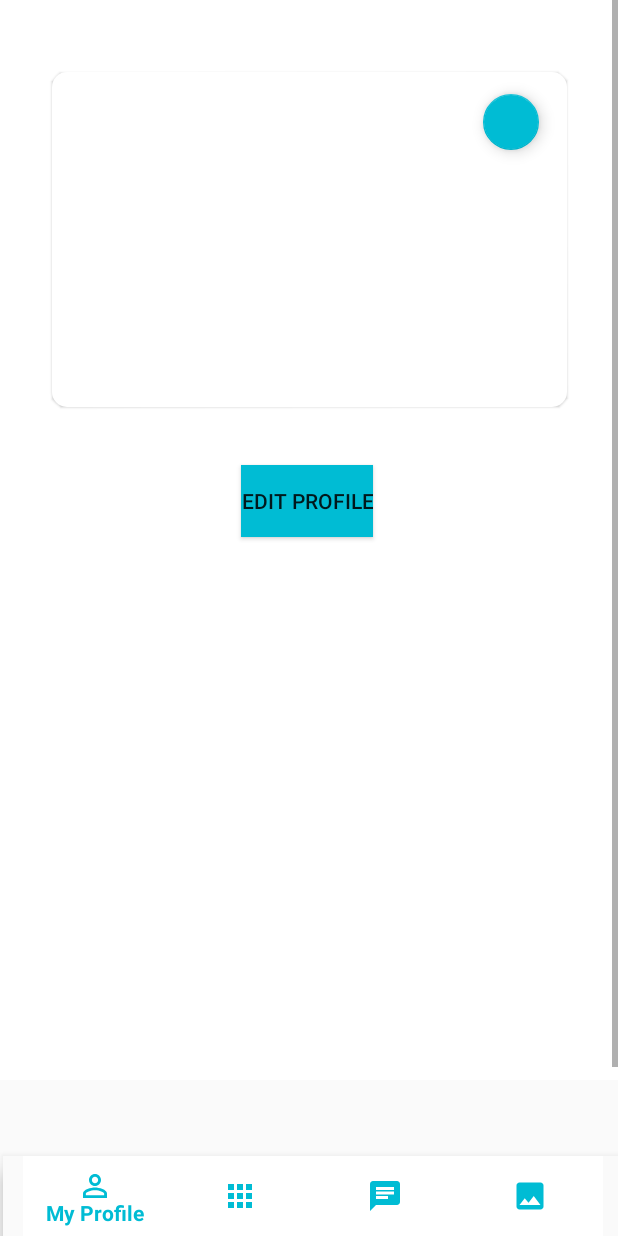
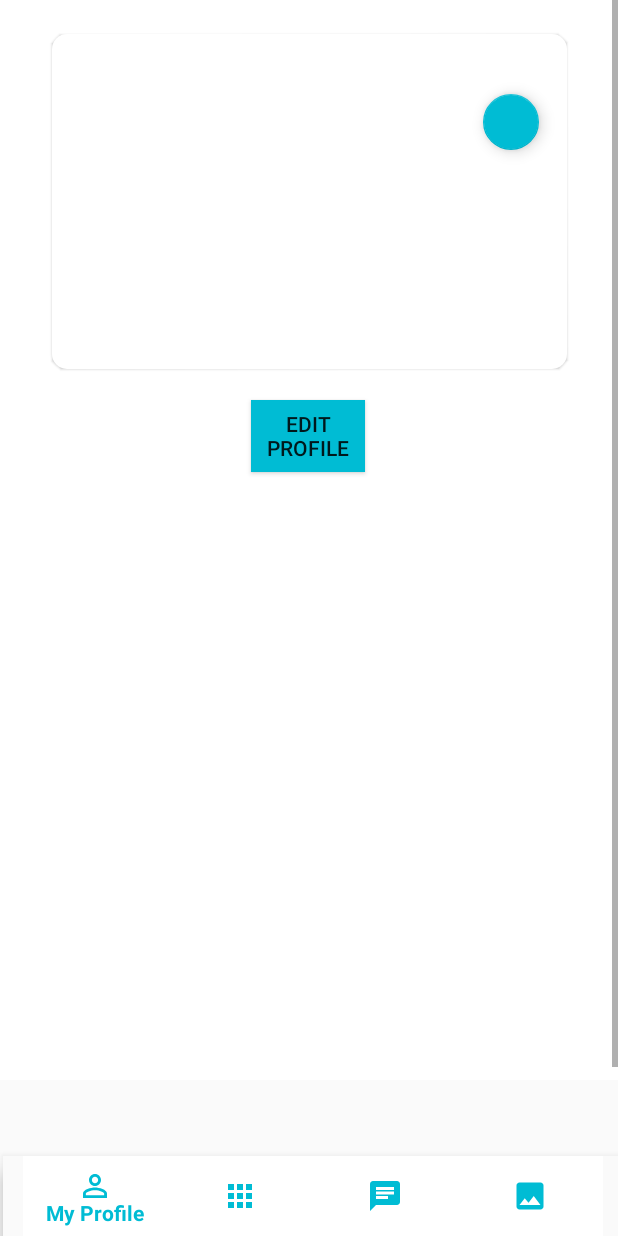
Before and after one commit to shivi2006/BITS_ClubManagement, an Android app: the MyProfile screen opened directly, with no data from a screen before it, on a phone screen of 412 x 824 dp. Run offline under Robolectric (Android 15) with nearby library versions, the phone set to English and light mode, and no system bars; our stand-ins replace Firebase (no records; nobody signed in at launch, a user with empty details on screens opened directly), navigation-ui; Roboto replaces fonts that are not available here.

Commit message:
Changed layout file

```diff
--- a/app/src/main/res/layout/my_profile.xml
+++ b/app/src/main/res/layout/my_profile.xml
@@ -34,7 +34,6 @@
             android:layout_width="343dp"
             android:layout_height="223dp"
             android:layout_marginStart="24dp"
-            android:layout_marginTop="48dp"
             android:layout_marginEnd="24dp"
             android:background="@drawable/background_view"
             android:backgroundTint="@color/design_default_color_on_primary"
@@ -43,33 +42,34 @@
             app:layout_constraintEnd_toEndOf="parent"
             app:layout_constraintStart_toStartOf="parent"
             app:layout_constraintTop_toTopOf="parent"
-            app:layout_constraintVertical_bias="0.0"
+            app:layout_constraintVertical_bias="0.516"
             app:layout_constraintVertical_chainStyle="spread" />
 
         <Button
             android:id="@+id/edit_profile"
-            android:layout_width="wrap_content"
-            android:layout_height="wrap_content"
+            android:layout_width="76dp"
+            android:layout_height="48dp"
             android:background="#00BCD4"
             android:text="Edit Profile"
             app:layout_constraintBottom_toBottomOf="parent"
             app:layout_constraintEnd_toEndOf="parent"
-            app:layout_constraintHorizontal_bias="0.496"
+            app:layout_constraintHorizontal_bias="0.498"
             app:layout_constraintStart_toStartOf="parent"
             app:layout_constraintTop_toTopOf="parent"
-            app:layout_constraintVertical_bias="0.455" />
+            app:layout_constraintVertical_bias="0.392" />
 
         <View
             android:id="@+id/view2"
-            android:layout_width="343dp"
-            android:layout_height="345dp"
+            android:layout_width="326dp"
+            android:layout_height="298dp"
             android:background="@color/design_default_color_on_primary"
             android:backgroundTint="@color/design_default_color_on_primary"
             app:layout_constraintBottom_toBottomOf="parent"
             app:layout_constraintEnd_toEndOf="parent"
+            app:layout_constraintHorizontal_bias="0.494"
             app:layout_constraintStart_toStartOf="parent"
             app:layout_constraintTop_toTopOf="parent"
-            app:layout_constraintVertical_bias="1.0" />
+            app:layout_constraintVertical_bias="0.779" />
 
         <ImageView
             android:id="@+id/imageView2"
@@ -99,18 +99,6 @@
             app:layout_constraintTop_toTopOf="@+id/view1"
             app:layout_constraintVertical_bias="1.0" />
 
-        <androidx.recyclerview.widget.RecyclerView
-            android:id="@+id/recycler_view"
-            android:layout_width="95dp"
-            android:layout_height="178dp"
-            android:layout_marginTop="284dp"
-            app:layout_constraintBottom_toBottomOf="@+id/view2"
-            app:layout_constraintEnd_toEndOf="parent"
-            app:layout_constraintHorizontal_bias="0.465"
-            app:layout_constraintStart_toStartOf="parent"
-            app:layout_constraintTop_toTopOf="parent"
-            app:layout_constraintVertical_bias="0.831" />
-
         <TextView
             android:id="@+id/textView5"
             android:layout_width="98dp"
@@ -122,7 +110,7 @@
             app:layout_constraintHorizontal_bias="0.169"
             app:layout_constraintStart_toStartOf="parent"
             app:layout_constraintTop_toTopOf="parent"
-            app:layout_constraintVertical_bias="0.091" />
+            app:layout_constraintVertical_bias="0.054" />
 
         <com.google.android.material.floatingactionbutton.FloatingActionButton
             android:id="@+id/sign_out"
```
